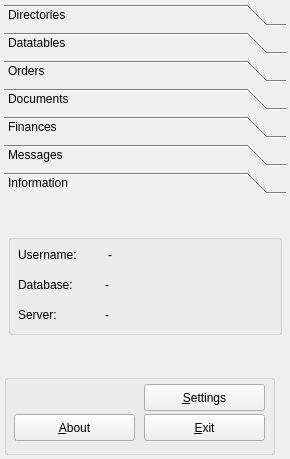
The window that trunk/ui/mainfrm.ui (BackupTheBerlios/first4-svn) describes before a commit, drawn with Qt 5.
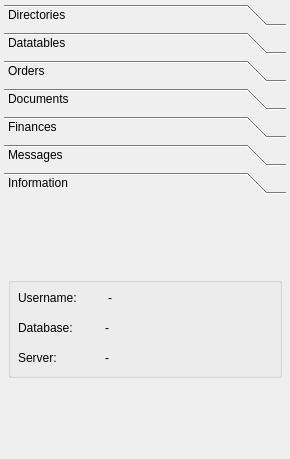
The same window after the commit. Icons and pictures are not drawn.

Patch:
```diff
--- a/trunk/ui/mainfrm.ui
+++ b/trunk/ui/mainfrm.ui
@@ -972,7 +972,7 @@
          <x>0</x>
          <y>0</y>
          <width>272</width>
-         <height>144</height>
+         <height>211</height>
         </rect>
        </property>
        <attribute name="label" >
@@ -1125,141 +1125,6 @@
       </widget>
      </widget>
     </item>
-    <item row="1" column="0" >
-     <widget class="QGroupBox" name="groupBox" >
-      <property name="sizePolicy" >
-       <sizepolicy vsizetype="Fixed" hsizetype="Fixed" >
-        <horstretch>0</horstretch>
-        <verstretch>0</verstretch>
-       </sizepolicy>
-      </property>
-      <property name="minimumSize" >
-       <size>
-        <width>271</width>
-        <height>81</height>
-       </size>
-      </property>
-      <property name="maximumSize" >
-       <size>
-        <width>271</width>
-        <height>81</height>
-       </size>
-      </property>
-      <property name="title" >
-       <string/>
-      </property>
-      <widget class="QLabel" name="lblmsgcount" >
-       <property name="geometry" >
-        <rect>
-         <x>51</x>
-         <y>12</y>
-         <width>51</width>
-         <height>20</height>
-        </rect>
-       </property>
-       <property name="maximumSize" >
-        <size>
-         <width>84</width>
-         <height>16777215</height>
-        </size>
-       </property>
-       <property name="text" >
-        <string/>
-       </property>
-       <property name="pixmap" >
-        <pixmap/>
-       </property>
-      </widget>
-      <widget class="QPushButton" name="btnabout" >
-       <property name="geometry" >
-        <rect>
-         <x>10</x>
-         <y>40</y>
-         <width>121</width>
-         <height>27</height>
-        </rect>
-       </property>
-       <property name="minimumSize" >
-        <size>
-         <width>0</width>
-         <height>0</height>
-        </size>
-       </property>
-       <property name="maximumSize" >
-        <size>
-         <width>16777215</width>
-         <height>16777215</height>
-        </size>
-       </property>
-       <property name="text" >
-        <string>&amp;About</string>
-       </property>
-       <property name="icon" >
-        <iconset resource="../resources/images/first4.qrc" >:/help_index.png</iconset>
-       </property>
-      </widget>
-      <widget class="QPushButton" name="btnmsgicon" >
-       <property name="geometry" >
-        <rect>
-         <x>10</x>
-         <y>10</y>
-         <width>30</width>
-         <height>26</height>
-        </rect>
-       </property>
-       <property name="cursor" >
-        <cursorShape>PointingHandCursor</cursorShape>
-       </property>
-       <property name="text" >
-        <string/>
-       </property>
-       <property name="icon" >
-        <iconset resource="../resources/images/first4.qrc" >:/message2.png</iconset>
-       </property>
-       <property name="iconSize" >
-        <size>
-         <width>22</width>
-         <height>22</height>
-        </size>
-       </property>
-       <property name="flat" >
-        <bool>true</bool>
-       </property>
-      </widget>
-      <widget class="QPushButton" name="btnsettings" >
-       <property name="geometry" >
-        <rect>
-         <x>140</x>
-         <y>10</y>
-         <width>121</width>
-         <height>27</height>
-        </rect>
-       </property>
-       <property name="text" >
-        <string>&amp;Settings</string>
-       </property>
-       <property name="icon" >
-        <iconset resource="../resources/images/first4.qrc" >:/package_utilities.png</iconset>
-       </property>
-      </widget>
-      <widget class="QPushButton" name="btnexit" >
-       <property name="geometry" >
-        <rect>
-         <x>140</x>
-         <y>40</y>
-         <width>121</width>
-         <height>27</height>
-        </rect>
-       </property>
-       <property name="text" >
-        <string>&amp;Exit</string>
-       </property>
-       <property name="icon" >
-        <iconset resource="../resources/images/first4.qrc" >:/exit.png</iconset>
-       </property>
-      </widget>
-     </widget>
-    </item>
    </layout>
   </widget>
  </widget>
```
Left out of the diff: 30 changed lines with no effect on the pictures.
